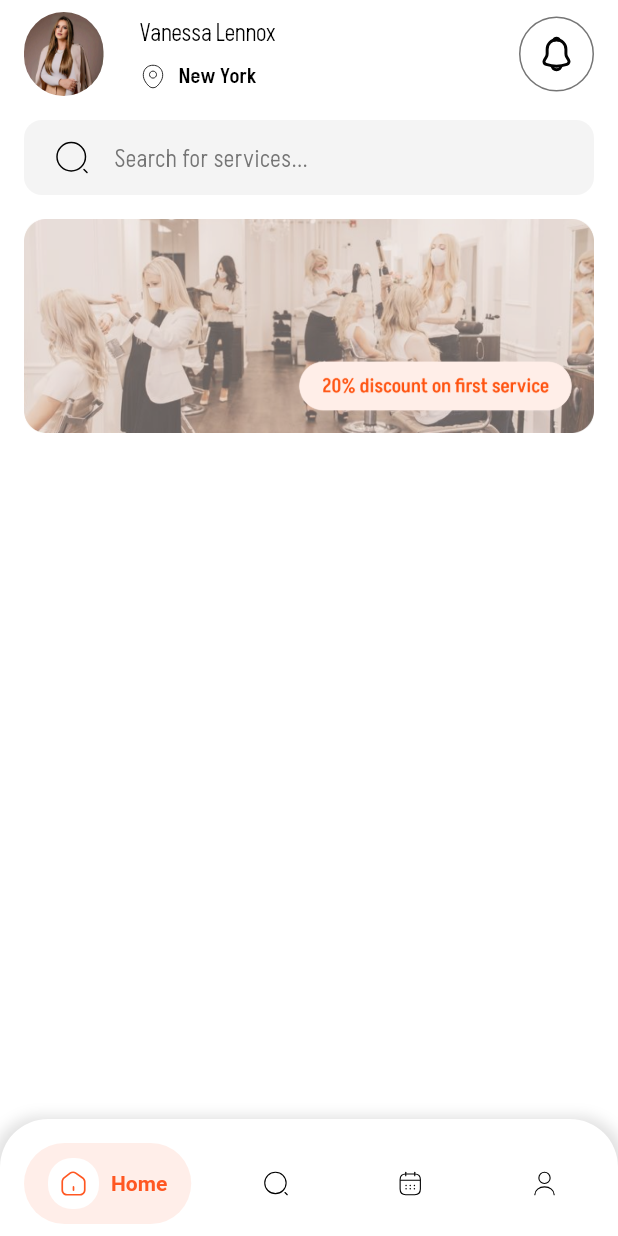
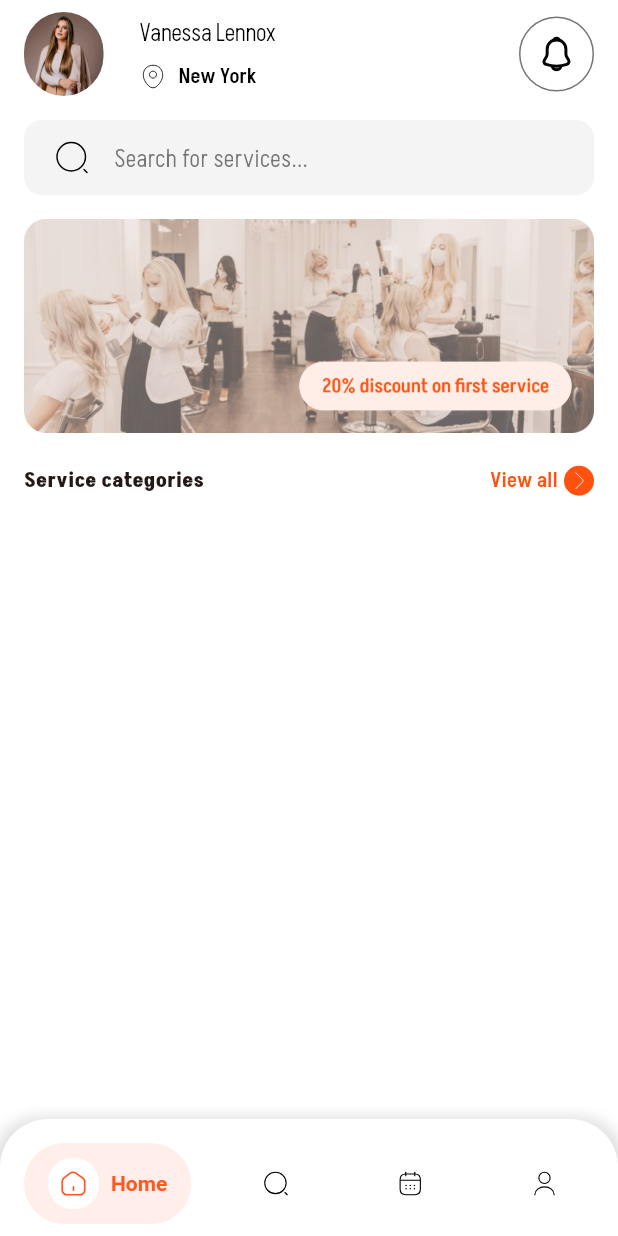
Before and after one commit to Kingjohneycodey/barber_shop_app, a Flutter app: the screen it shows after launch, on a phone screen of 412 x 824 dp. Run offline on Flutter 3.47's test engine with Material 3 defaults, Android fonts, the phone set to English and light mode, and no system bars; drawn by our look-alikes of salomon_bottom_bar; our stand-ins replace flutter_svg.

Commit message:
added the worked on the service title widget

```diff
--- /dev/null
+++ b/lib/core/widgets/app_view_all_button.dart
@@ -0,0 +1,43 @@
+import 'package:barber_shop/core/gen/assets.gen.dart';
+import 'package:barber_shop/core/gen/fonts.gen.dart';
+import 'package:barber_shop/core/theme/colors.dart';
+import 'package:barber_shop/core/theme/dimens.dart';
+import 'package:barber_shop/core/widgets/app_svg_viewer.dart';
+import 'package:flutter/material.dart';
+
+class AppViewAllButton extends StatelessWidget {
+  const AppViewAllButton({super.key, required this.onPressed});
+
+  final GestureTapCallback onPressed;
+
+  @override
+  Widget build(BuildContext context) {
+    return TextButton(
+      onPressed: onPressed,
+      child: Row(
+        spacing: Dimens.smallPadding,
+        children: [
+          Text(
+            'View all',
+            style: TextStyle(
+              color: AppColors.primaryColor,
+              fontFamily: FontFamily.aksharMedium,
+            ),
+          ),
+          Container(
+            decoration: BoxDecoration(
+              color: AppColors.primaryColor,
+              borderRadius: BorderRadius.circular(Dimens.corners),
+            ),
+            padding: EdgeInsets.all(2),
+            child: AppSvgViewer(
+              Assets.icons.arrowRightIos,
+              color: AppColors.whiteColor,
+              width: 16,
+            ),
+          ),
+        ],
+      ),
+    );
+  }
+}
--- /dev/null
+++ b/lib/features/home_feature/presentation/widgets/service_title_widget.dart
@@ -0,0 +1,35 @@
+import 'package:barber_shop/core/gen/fonts.gen.dart';
+import 'package:barber_shop/core/theme/dimens.dart';
+import 'package:barber_shop/core/widgets/app_view_all_button.dart';
+import 'package:flutter/material.dart';
+
+class ServiceTitleWidget extends StatelessWidget {
+  const ServiceTitleWidget({
+    super.key,
+    required this.title,
+    required this.onPressed,
+  });
+
+  final String title;
+  final GestureTapCallback onPressed;
+
+  @override
+  Widget build(BuildContext context) {
+    return Padding(
+      padding: EdgeInsets.only(
+        left: Dimens.largePadding,
+        right: Dimens.smallPadding,
+      ),
+      child: Row(
+        mainAxisAlignment: MainAxisAlignment.spaceBetween,
+        children: [
+          Text(
+            title,
+            style: TextStyle(fontSize: 14, fontFamily: FontFamily.aksharBold),
+          ),
+          AppViewAllButton(onPressed: onPressed),
+        ],
+      ),
+    );
+  }
+}
--- a/lib/features/home_feature/presentation/widgets/tabs/home_tab.dart
+++ b/lib/features/home_feature/presentation/widgets/tabs/home_tab.dart
@@ -1,6 +1,7 @@
 import 'package:barber_shop/core/gen/assets.gen.dart';
 import 'package:barber_shop/core/theme/dimens.dart';
 import 'package:barber_shop/core/widgets/app_search_bar.dart';
+import 'package:barber_shop/features/home_feature/presentation/widgets/service_title_widget.dart';
 import 'package:flutter/material.dart';
 
 class HomeTab extends StatefulWidget {
@@ -26,6 +27,8 @@ class _HomeTabState extends State<HomeTab> {
             ),
             child: Assets.images.banner.image(fit: BoxFit.fitWidth),
           ),
+          SizedBox(height: Dimens.padding),
+          ServiceTitleWidget(title: 'Service categories', onPressed: () {}),
         ],
       ),
     );
```
